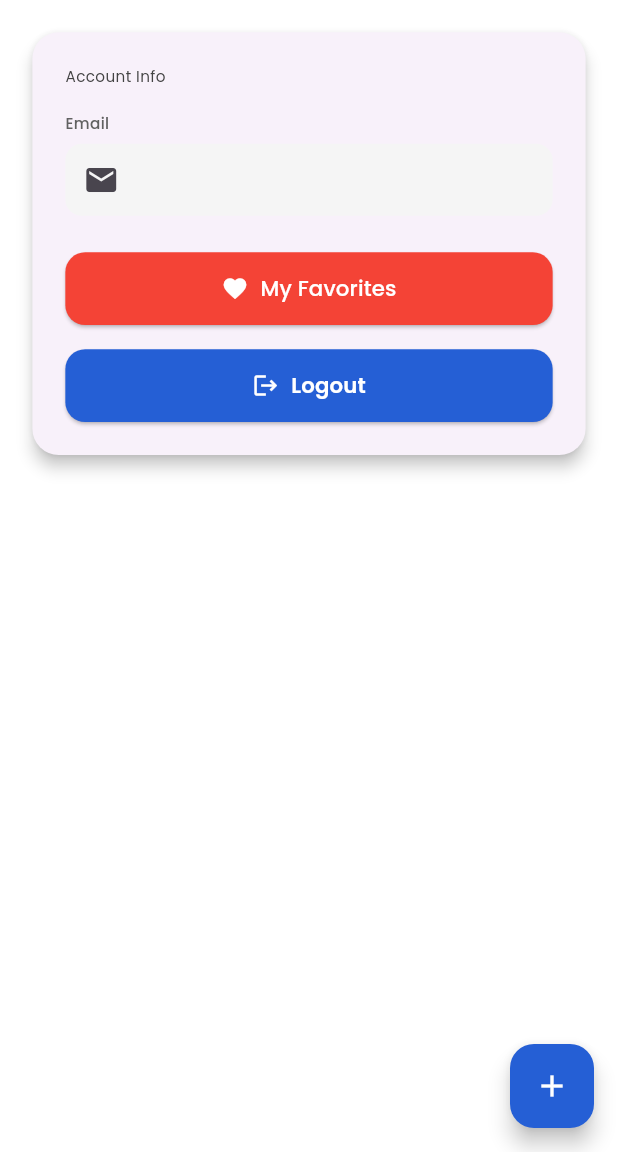
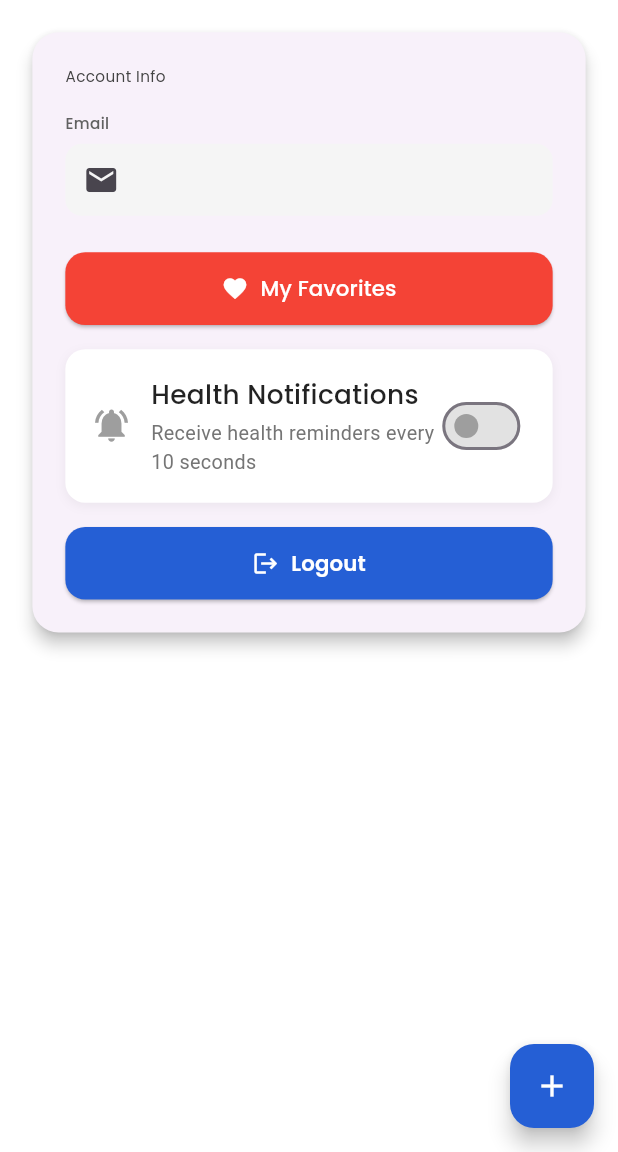
Before and after one commit to kartik-ashok/flutter_assessment_app, a Flutter app: the ProfileScreen screen opened directly, on a phone screen of 412 x 824 dp, the part 84-1236 px from its top. Run offline on Flutter 3.47's test engine with Material 3 defaults, Android fonts, the phone set to English and light mode, and no system bars; our stand-ins replace awesome_snackbar_content, cloud_firestore, firebase_auth, firebase_core, flutter_local_notifications, google_fonts and 6 more; accounts and stored records are empty.

Commit message:
app now has a complete, working notification system that sends health reminders every 10 seconds with a beautiful toggle control in the profile screen!

```diff
--- /dev/null
+++ b/lib/localStorage/notification_preferences.dart
@@ -0,0 +1,25 @@
+import 'package:shared_preferences/shared_preferences.dart';
+
+class NotificationPreferences {
+  static const String _keyNotificationsEnabled = 'notifications_enabled';
+
+  /// Get notification preference
+  static Future<bool> getNotificationsEnabled() async {
+    final prefs = await SharedPreferences.getInstance();
+    return prefs.getBool(_keyNotificationsEnabled) ?? false;
+  }
+
+  /// Set notification preference
+  static Future<void> setNotificationsEnabled(bool enabled) async {
+    final prefs = await SharedPreferences.getInstance();
+    await prefs.setBool(_keyNotificationsEnabled, enabled);
+  }
+
+  /// Toggle notification preference
+  static Future<bool> toggleNotifications() async {
+    final currentState = await getNotificationsEnabled();
+    final newState = !currentState;
+    await setNotificationsEnabled(newState);
+    return newState;
+  }
+}
--- a/lib/presentation/screens/profile_screen.dart
+++ b/lib/presentation/screens/profile_screen.dart
@@ -4,9 +4,11 @@ import 'package:flutter_assessment_app/assets/app_colors.dart';
 import 'package:flutter_assessment_app/assets/apptext_styles.dart';
 import 'package:flutter_assessment_app/domain/repository/auth_service.dart';
 import 'package:flutter_assessment_app/localStorage/app_prefrence.dart';
+import 'package:flutter_assessment_app/localStorage/notification_preferences.dart';
 import 'package:flutter_assessment_app/presentation/screens/add_data_buttons.dart';
 import 'package:flutter_assessment_app/presentation/screens/favorites_screen.dart';
 import 'package:flutter_assessment_app/presentation/screens/login_page.dart';
+import 'package:flutter_assessment_app/utils/notification_service.dart';
 import 'package:flutter_assessment_app/utils/responsive_utils.dart';
 import 'package:page_transition/page_transition.dart';
 
@@ -29,6 +31,7 @@ class _ProfileScreenState extends State<ProfileScreen> {
       TextEditingController();
 
   bool _isObscure = true;
+  bool _notificationsEnabled = false;
 
   Future<String?> email() async {
     return await AppPreferences.getEmail();
@@ -36,9 +39,9 @@ class _ProfileScreenState extends State<ProfileScreen> {
 
   @override
   void initState() {
-    // TODO: implement initState
     super.initState();
     _loadEmail();
+    _loadNotificationPreference();
   }
 
   Future<void> _loadEmail() async {
@@ -47,6 +50,46 @@ class _ProfileScreenState extends State<ProfileScreen> {
       setState(() {
         emailController.text = userEmail;
       });
+    }
+  }
+
+  Future<void> _loadNotificationPreference() async {
+    final enabled = await NotificationPreferences.getNotificationsEnabled();
+    setState(() {
+      _notificationsEnabled = enabled;
+    });
+  }
+
+  Future<void> _toggleNotifications(bool value) async {
+    setState(() {
+      _notificationsEnabled = value;
+    });
+
+    await NotificationPreferences.setNotificationsEnabled(value);
+
+    if (value) {
+      await NotificationService().startRepeatingNotifications();
+      if (mounted) {
+        ScaffoldMessenger.of(context).showSnackBar(
+          const SnackBar(
+            content: Text(
+                'Health notifications enabled! You\'ll receive reminders every 10 seconds.'),
+            backgroundColor: Colors.green,
+            duration: Duration(seconds: 3),
+          ),
+        );
+      }
+    } else {
+      NotificationService().stopRepeatingNotifications();
+      if (mounted) {
+        ScaffoldMessenger.of(context).showSnackBar(
+          const SnackBar(
+            content: Text('Health notifications disabled.'),
+            backgroundColor: Colors.orange,
+            duration: Duration(seconds: 2),
+          ),
+        );
+      }
     }
   }
 
@@ -187,6 +230,70 @@ class _ProfileScreenState extends State<ProfileScreen> {
 
                         SizedBox(height: ResponsiveSize.height(16)),
 
+                        /// Notification Toggle
+                        Container(
+                          width: double.infinity,
+                          padding: EdgeInsets.all(ResponsiveSize.width(16)),
+                          decoration: BoxDecoration(
+                            color: Colors.white,
+                            borderRadius:
+                                BorderRadius.circular(ResponsiveSize.width(12)),
+                            boxShadow: [
+                              BoxShadow(
+                                color: Colors.black.withOpacity(0.05),
+                                blurRadius: ResponsiveSize.width(5),
+                                offset: Offset(0, ResponsiveSize.height(2)),
+                              ),
+                            ],
+                          ),
+                          child: Row(
+                            children: [
+                              Icon(
+                                Icons.notifications_active,
+                                color: _notificationsEnabled
+                                    ? Colors.green
+                                    : Colors.grey,
+                                size: ResponsiveSize.width(24),
+                              ),
+                              SizedBox(width: ResponsiveSize.width(12)),
+                              Expanded(
+                                child: Column(
+                                  crossAxisAlignment: CrossAxisAlignment.start,
+                                  children: [
+                                    Text(
+                                      'Health Notifications',
+                                      style:
+                                          AppTextStyles.size14w500Blue.copyWith(
+                                        fontSize: ResponsiveSize.width(16),
+                                        color: Colors.black87,
+                                      ),
+                                    ),
+                                    SizedBox(height: ResponsiveSize.height(4)),
+                                    Text(
+                                      'Receive health reminders every 10 seconds',
+                                      style: TextStyle(
+                                        fontSize: ResponsiveSize.width(12),
+                                        color: Colors.grey[600],
+                                      ),
+                                    ),
+                                  ],
+                                ),
+                              ),
+                              Switch(
+                                value: _notificationsEnabled,
+                                onChanged: _toggleNotifications,
+                                activeColor: Colors.green,
+                                activeTrackColor: Colors.green.withOpacity(0.3),
+                                inactiveThumbColor: Colors.grey,
+                                inactiveTrackColor:
+                                    Colors.grey.withOpacity(0.3),
+                              ),
+                            ],
+                          ),
+                        ),
+
+                        SizedBox(height: ResponsiveSize.height(16)),
+
                         /// Logout Button
                         SizedBox(
                           width: double.infinity,
--- a/pubspec.yaml
+++ b/pubspec.yaml
@@ -48,6 +48,8 @@ dependencies:
   page_transition: ^2.2.1
   table_calendar: ^3.0.9
   lottie: ^3.1.2
+  flutter_local_notifications: ^18.0.1
+  timezone: ^0.10.1
 
 dev_dependencies:
   flutter_test:
```
Also changed, not shown: lib/main.dart (+18 -4 lines), lib/utils/notification_service.dart (added, +207 -0 lines), pubspec.lock, 2 other files.
